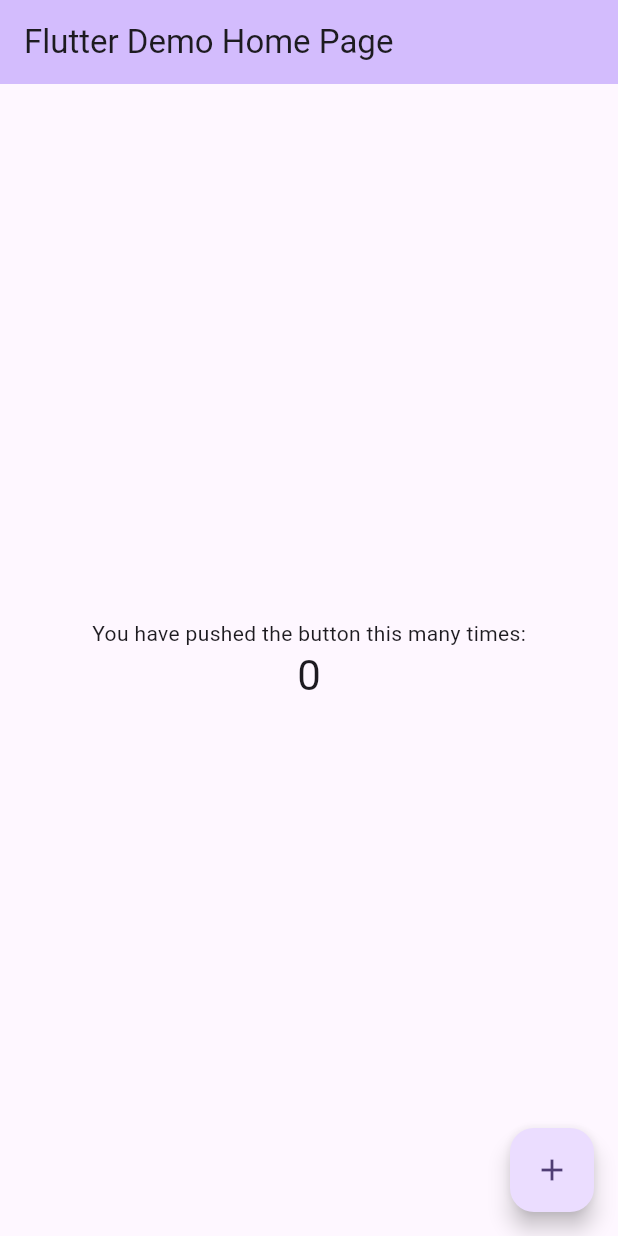
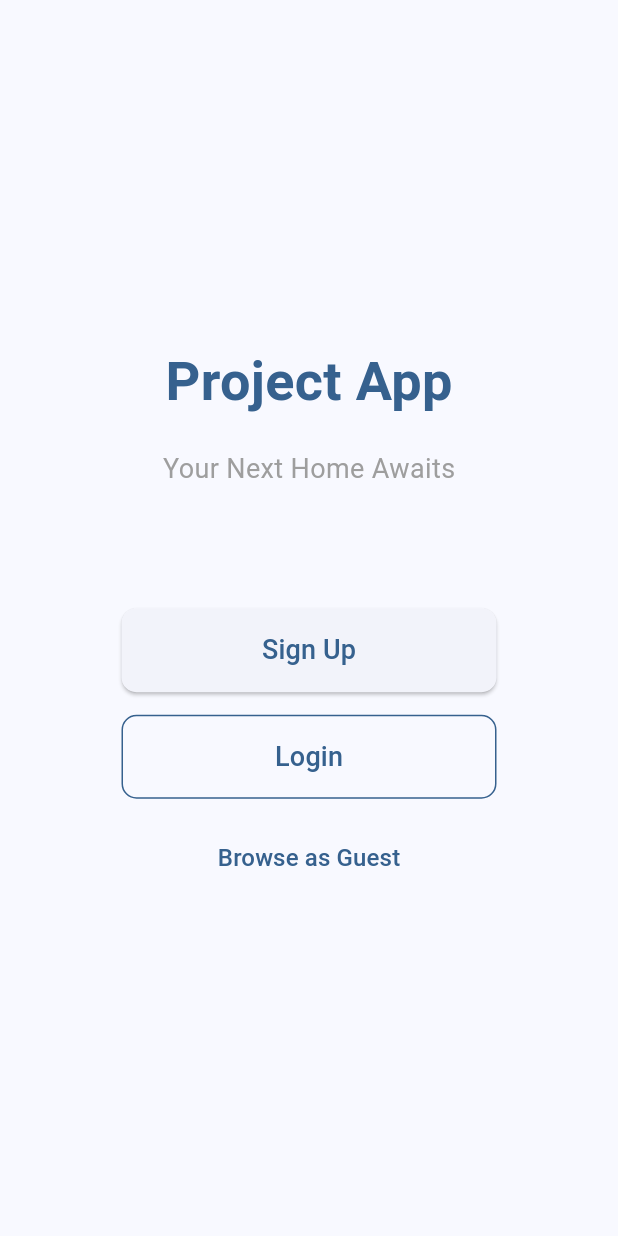
Before and after one commit to iam-joze/recessproject, a Flutter app: the screen it shows after launch, on a phone screen of 412 x 824 dp. Run offline on Flutter 3.47's test engine with Material 3 defaults, Android fonts, the phone set to English and light mode, and no system bars.

Commit message:
splash screen

```diff
--- a/lib/main.dart
+++ b/lib/main.dart
@@ -1,4 +1,5 @@
 import 'package:flutter/material.dart';
+import 'package:project/screens/splash_screen.dart'; // Import your Splash Screen
 
 void main() {
   runApp(const MyApp());
@@ -7,116 +8,17 @@ void main() {
 class MyApp extends StatelessWidget {
   const MyApp({super.key});
 
-  // This widget is the root of your application.
   @override
   Widget build(BuildContext context) {
     return MaterialApp(
-      title: 'Flutter Demo',
+      title: 'Project App',
       theme: ThemeData(
-        // This is the theme of your application.
-        //
-        // TRY THIS: Try running your application with "flutter run". You'll see
-        // the application has a purple toolbar. Then, without quitting the app,
-        // try changing the seedColor in the colorScheme below to Colors.green
-        // and then invoke "hot reload" (save your changes or press the "hot
-        // reload" button in a Flutter-supported IDE, or press "r" if you used
-        // the command line to start the app).
-        //
-        // Notice that the counter didn't reset back to zero; the application
-        // state is not lost during the reload. To reset the state, use hot
-        // restart instead.
-        //
-        // This works for code too, not just values: Most code changes can be
-        // tested with just a hot reload.
-        colorScheme: ColorScheme.fromSeed(seedColor: Colors.deepPurple),
+        // We can define our primary color here to be used throughout the app
+        primarySwatch: Colors.blue, // A default Material Design color swatch
+        colorScheme: ColorScheme.fromSeed(seedColor: Colors.blue), // Using blue as the seed color
+        useMaterial3: true,
       ),
-      home: const MyHomePage(title: 'Flutter Demo Home Page'),
+      home: const SplashScreen(), // Set Splash Screen as the initial screen
     );
   }
 }
-
-class MyHomePage extends StatefulWidget {
-  const MyHomePage({super.key, required this.title});
-
-  // This widget is the home page of your application. It is stateful, meaning
-  // that it has a State object (defined below) that contains fields that affect
-  // how it looks.
-
-  // This class is the configuration for the state. It holds the values (in this
-  // case the title) provided by the parent (in this case the App widget) and
-  // used by the build method of the State. Fields in a Widget subclass are
-  // always marked "final".
-
-  final String title;
-
-  @override
-  State<MyHomePage> createState() => _MyHomePageState();
-}
-
-class _MyHomePageState extends State<MyHomePage> {
-  int _counter = 0;
-
-  void _incrementCounter() {
-    setState(() {
-      // This call to setState tells the Flutter framework that something has
-      // changed in this State, which causes it to rerun the build method below
-      // so that the display can reflect the updated values. If we changed
-      // _counter without calling setState(), then the build method would not be
-      // called again, and so nothing would appear to happen.
-      _counter++;
-    });
-  }
-
-  @override
-  Widget build(BuildContext context) {
-    // This method is rerun every time setState is called, for instance as done
-    // by the _incrementCounter method above.
-    //
-    // The Flutter framework has been optimized to make rerunning build methods
-    // fast, so that you can just rebuild anything that needs updating rather
-    // than having to individually change instances of widgets.
-    return Scaffold(
-      appBar: AppBar(
-        // TRY THIS: Try changing the color here to a specific color (to
-        // Colors.amber, perhaps?) and trigger a hot reload to see the AppBar
-        // change color while the other colors stay the same.
-        backgroundColor: Theme.of(context).colorScheme.inversePrimary,
-        // Here we take the value from the MyHomePage object that was created by
-        // the App.build method, and use it to set our appbar title.
-        title: Text(widget.title),
-      ),
-      body: Center(
-        // Center is a layout widget. It takes a single child and positions it
-        // in the middle of the parent.
-        child: Column(
-          // Column is also a layout widget. It takes a list of children and
-          // arranges them vertically. By default, it sizes itself to fit its
-          // children horizontally, and tries to be as tall as its parent.
-          //
-          // Column has various properties to control how it sizes itself and
-          // how it positions its children. Here we use mainAxisAlignment to
-          // center the children vertically; the main axis here is the vertical
-          // axis because Columns are vertical (the cross axis would be
-          // horizontal).
-          //
-          // TRY THIS: Invoke "debug painting" (choose the "Toggle Debug Paint"
-          // action in the IDE, or press "p" in the console), to see the
-          // wireframe for each widget.
-          mainAxisAlignment: MainAxisAlignment.center,
-          children: <Widget>[
-            const Text('You have pushed the button this many times:'),
-            Text(
-              '$_counter',
-              style: Theme.of(context).textTheme.headlineMedium,
-            ),
-          ],
-        ),
-      ),
-      floatingActionButton: FloatingActionButton(
-        onPressed: _incrementCounter,
-        tooltip: 'Increment',
-        child: const Icon(Icons.add),
-      ), // This trailing comma makes auto-formatting nicer for build methods.
-    );
-  }
-}
--- /dev/null
+++ b/lib/screens/splash_screen.dart
@@ -0,0 +1,97 @@
+import 'package:flutter/material.dart';
+
+class SplashScreen extends StatelessWidget {
+  const SplashScreen({super.key});
+
+  @override
+  Widget build(BuildContext context) {
+    return Scaffold(
+      body: Center(
+        child: Column(
+          mainAxisAlignment: MainAxisAlignment.center,
+          children: [
+            // App Logo/Name
+            Text(
+              'Project App', // Or replace with your actual app name
+              style: TextStyle(
+                fontSize: 36,
+                fontWeight: FontWeight.bold,
+                color: Theme.of(context).primaryColor, // Using primary color from theme
+              ),
+            ),
+            const SizedBox(height: 20), // Spacing
+            // Catchy tagline
+            const Text(
+              'Your Next Home Awaits',
+              style: TextStyle(
+                fontSize: 18,
+                color: Colors.grey,
+              ),
+            ),
+            const SizedBox(height: 80), // More spacing before buttons
+
+            // Sign Up Button
+            SizedBox(
+              width: 250, // Fixed width for the button
+              child: ElevatedButton(
+                onPressed: () {
+                  // TODO: Navigate to Signup/Login Screen
+                  print('Sign Up pressed');
+                },
+                style: ElevatedButton.styleFrom(
+                  padding: const EdgeInsets.symmetric(vertical: 15),
+                  shape: RoundedRectangleBorder(
+                    borderRadius: BorderRadius.circular(10),
+                  ),
+                ),
+                child: const Text(
+                  'Sign Up',
+                  style: TextStyle(fontSize: 18),
+                ),
+              ),
+            ),
+            const SizedBox(height: 15), // Spacing between buttons
+
+            // Login Button
+            SizedBox(
+              width: 250, // Fixed width for the button
+              child: OutlinedButton(
+                onPressed: () {
+                  // TODO: Navigate to Login Screen
+                  print('Login pressed');
+                },
+                style: OutlinedButton.styleFrom(
+                  padding: const EdgeInsets.symmetric(vertical: 15),
+                  shape: RoundedRectangleBorder(
+                    borderRadius: BorderRadius.circular(10),
+                  ),
+                  side: BorderSide(color: Theme.of(context).primaryColor), // Border color
+                ),
+                child: Text(
+                  'Login',
+                  style: TextStyle(
+                    fontSize: 18,
+                    color: Theme.of(context).primaryColor, // Text color
+                  ),
+                ),
+              ),
+            ),
+            const SizedBox(height: 15), // Spacing
+
+            // Optional "Browse as Guest" button
+            TextButton(
+              onPressed: () {
+                // TODO: Navigate to Home Screen as guest
+                print('Browse as Guest pressed');
+              },
+              child: const Text(
+                'Browse as Guest',
+                style: TextStyle(fontSize: 16),
+              ),
+            ),
+          ],
+        ),
+      ),
+    );
+  }
+}
```
